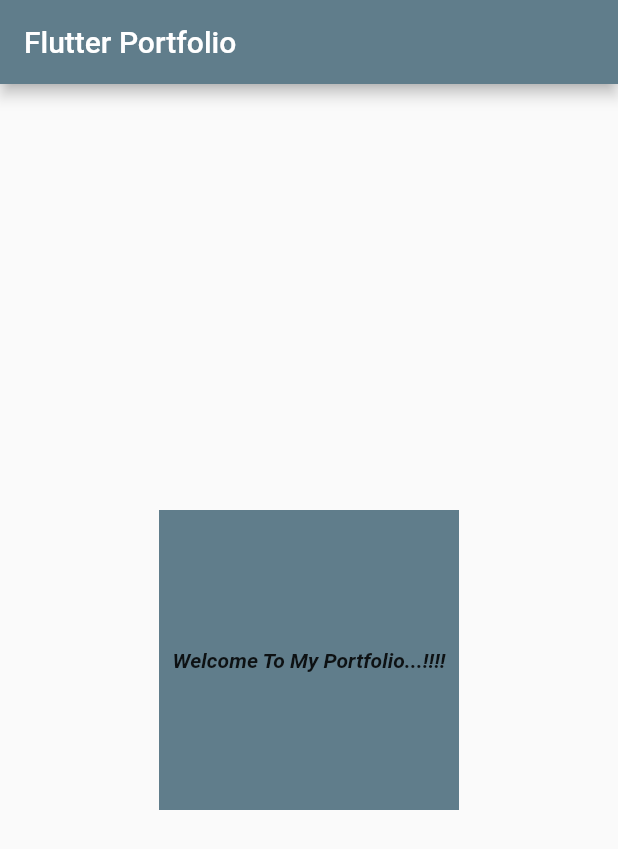
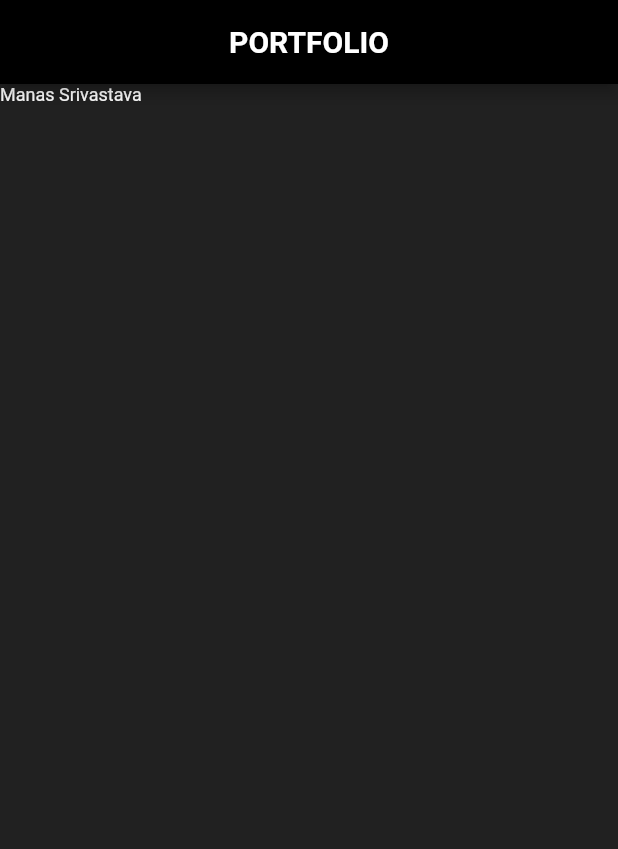
Before and after one commit to kingmanas/Portfolio, a Flutter app: the screen it shows after launch, on a phone screen of 412 x 824 dp. Shown: the top 849 px of the screen. Run offline on Flutter 3.47's test engine with Material 2 defaults, Android fonts, the phone set to English and light mode, and no system bars.

Commit message:
some chnages in ui

```diff
--- a/lib/main.dart
+++ b/lib/main.dart
@@ -1,55 +1,51 @@
 import 'package:flutter/material.dart';
 
 void main() {
-  runApp(const MyApp());
+  runApp(MeraApp());
 }
 
-class MyApp extends StatelessWidget {
-  const MyApp({super.key});
-
+class MeraApp extends StatelessWidget {
   @override
   Widget build(BuildContext context) {
     return MaterialApp(
-      title: 'MY PORTFOLIO',
-      debugShowCheckedModeBanner: false,
+      title: 'My Portfolio',
       theme: ThemeData(
-        primarySwatch: Colors.blueGrey,
+        textTheme: TextTheme(
+            displayLarge: TextStyle(
+                fontSize: 20, fontWeight: FontWeight.bold, color: Colors.white),
+            displayMedium: TextStyle(
+                fontWeight: FontWeight.normal,
+                fontSize: 12,
+                color: Colors.white)),
+        primarySwatch: Colors.blue,
       ),
-      home: const MyHomePage(title: 'MY PORTFOLIO'),
+      home: HomeScreen(),
     );
   }
 }
 
-class MyHomePage extends StatefulWidget {
-  const MyHomePage({super.key, required this.title});
-
-  final String title;
-
-  @override
-  State<MyHomePage> createState() => _MyHomePageState();
-}
-
-class _MyHomePageState extends State<MyHomePage> {
+class HomeScreen extends StatelessWidget {
   @override
   Widget build(BuildContext context) {
     return Scaffold(
-        appBar: AppBar(
-          title: Text("Flutter Portfolio"),
+      appBar: AppBar(
+        title: Center(
+          child: Text(
+            'PORTFOLIO',
+            style: Theme.of(context).textTheme.displayLarge,
+          ),
         ),
-        body: Center(
-            child: Container(
-                height: 200,
-                width: 200,
-                color: Colors.blueGrey,
-                child: Center(
-                  child: Text(
-                    "Welcome To My Portfolio...!!!!",
-                    style: TextStyle(
-                      color: Colors.black87,
-                      fontWeight: FontWeight.w700,
-                      fontStyle: FontStyle.italic,
-                    ),
-                  ),
-                ))));
+        backgroundColor: Colors.black,
+      ),
+      body: Container(
+        height: double.infinity,
+        width: double.infinity,
+        color: Colors.black87,
+        child: Text(
+          'Manas Srivastava',
+          style: Theme.of(context).textTheme.displayMedium,
+        ),
+      ),
+    );
   }
 }
```
Also changed, not shown: 1 other file.
